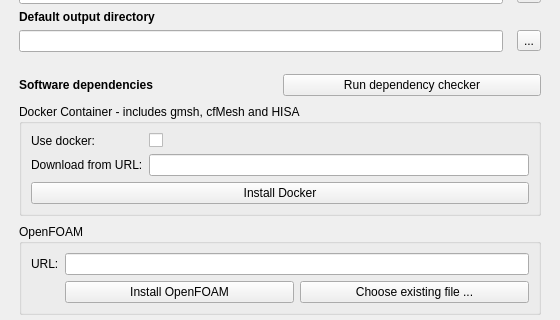
The window that Gui/CfdPreferencePage.ui (jaheyns/CfdOF) describes before a commit, drawn with Qt 5; both pictures show x 0 to 560 and y 153 to 473 of the 560 by 964 pixel window.
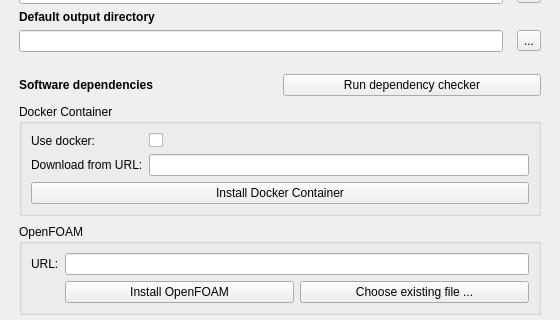
The same window after the commit.

What changed in the file:
```diff
--- a/Gui/CfdPreferencePage.ui
+++ b/Gui/CfdPreferencePage.ui
@@ -414,7 +414,7 @@
      <item row="3" column="0">
       <widget class="QGroupBox" name="gb_docker">
        <property name="title">
-        <string>Docker Container - includes gmsh, cfMesh and HISA</string>
+        <string>Docker Container</string>
        </property>
        <layout class="QGridLayout" name="gridLayout_3">
        <item row="0" column="0">
@@ -440,7 +440,7 @@
         <item row="2" column="0" colspan="2">
          <widget class="QPushButton" name="pb_download_install_docker">
           <property name="text">
-           <string>Install Docker</string>
+           <string>Install Docker Container</string>
           </property>
          </widget>
         </item>
```
